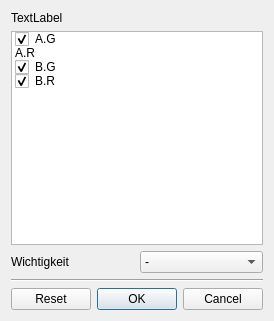
Before: the Qt Designer form wz-data/ui/dialog_constraint_check_list.ui in gradgrind/WZ3, drawn with Qt 5.
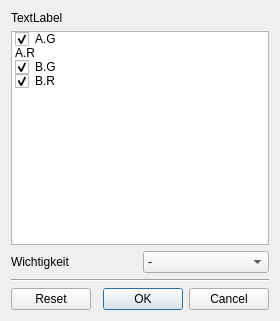
After: the same form once the commit is applied.

The edit to the form file:
```diff
--- a/wz-data/ui/dialog_constraint_check_list.ui
+++ b/wz-data/ui/dialog_constraint_check_list.ui
@@ -6,7 +6,7 @@
    <rect>
     <x>0</x>
     <y>0</y>
-    <width>259</width>
+    <width>280</width>
     <height>321</height>
    </rect>
   </property>
```
Left out of the diff: 2 changed lines with no effect on the pictures.
